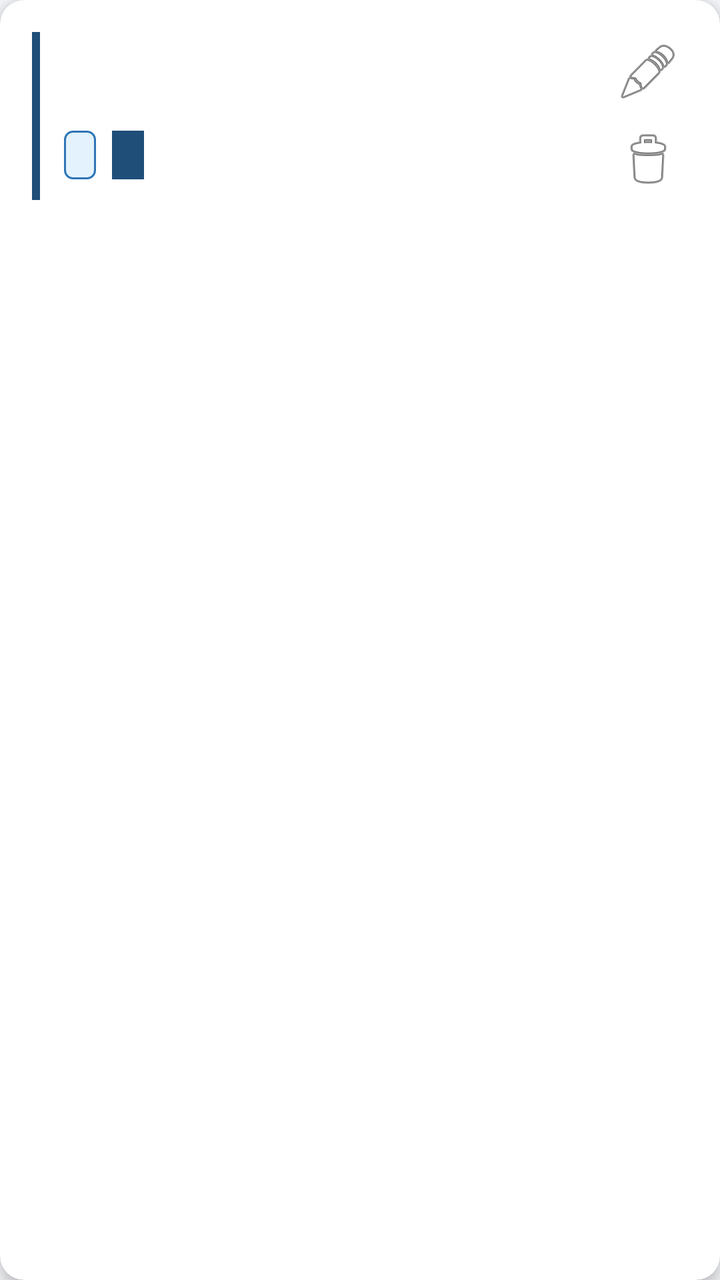
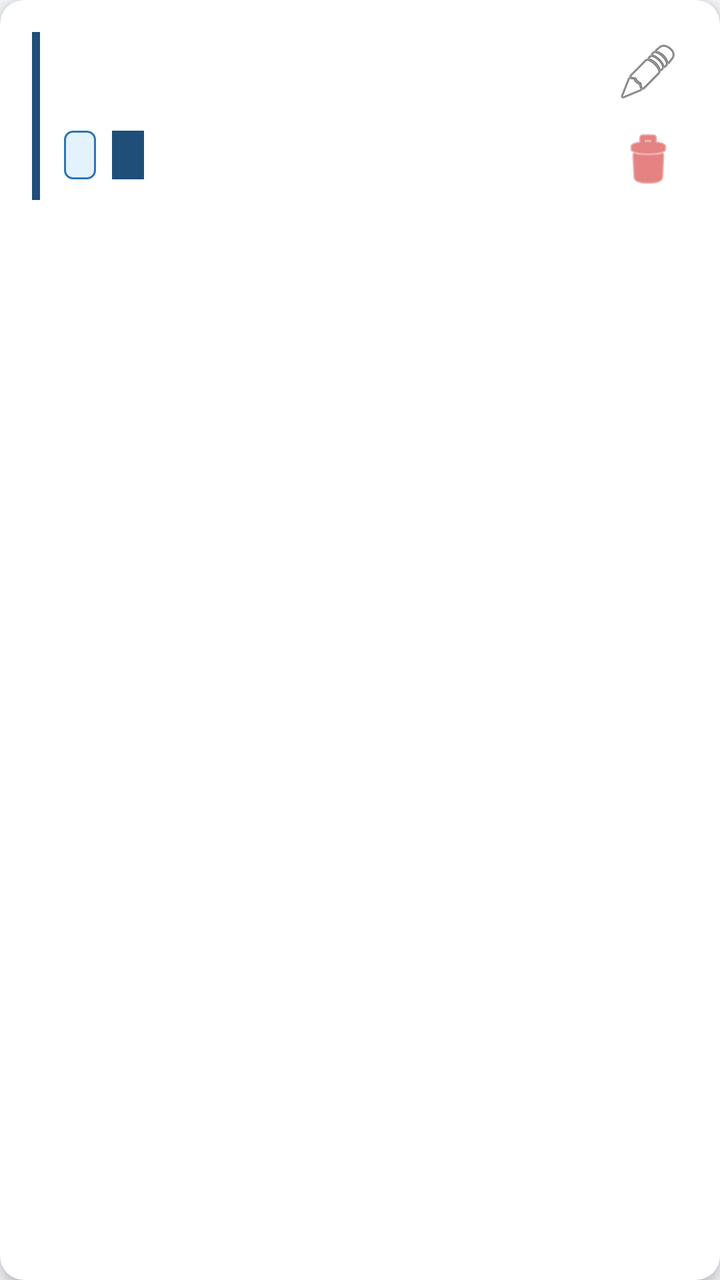

Before-and-after screenshots of an Android layout around one commit, followed by the original layout XML and the change that was made.
<!-- AndroidManifest.xml: application theme Theme.EscapeManager -->
<!-- res/layout/item_room.xml -->
<?xml version="1.0" encoding="utf-8"?>
<com.google.android.material.card.MaterialCardView
    xmlns:android="http://schemas.android.com/apk/res/android"
    xmlns:app="http://schemas.android.com/apk/res-auto"
    android:layout_width="match_parent"
    android:layout_height="wrap_content"
    android:layout_margin="8dp"
    app:cardCornerRadius="12dp"
    app:cardElevation="4dp"
    app:cardBackgroundColor="@color/surface">

    <LinearLayout
        android:layout_width="match_parent"
        android:layout_height="wrap_content"
        android:orientation="horizontal"
        android:padding="16dp">

        
        <View
            android:layout_width="4dp"
            android:layout_height="match_parent"
            android:background="@color/primary"
            android:layout_marginEnd="12dp" />

        <LinearLayout
            android:layout_width="0dp"
            android:layout_height="wrap_content"
            android:layout_weight="1"
            android:orientation="vertical">

            <TextView
                android:id="@+id/tvRoomName"
                android:layout_width="wrap_content"
                android:layout_height="wrap_content"
                android:textSize="16sp"
                android:textStyle="bold"
                android:textColor="@color/text_primary" />

            <TextView
                android:id="@+id/tvRoomTheme"
                android:layout_width="wrap_content"
                android:layout_height="wrap_content"
                android:textSize="13sp"
                android:textColor="@color/text_secondary"
                android:layout_marginTop="2dp" />

            <LinearLayout
                android:layout_width="wrap_content"
                android:layout_height="wrap_content"
                android:orientation="horizontal"
                android:layout_marginTop="8dp">

                <TextView
                    android:id="@+id/tvCapacity"
                    android:layout_width="wrap_content"
                    android:layout_height="wrap_content"
                    android:textSize="12sp"
                    android:textColor="@color/secondary"
                    android:background="@drawable/bg_chip"
                    android:paddingHorizontal="8dp"
                    android:paddingVertical="4dp"
                    android:layout_marginEnd="8dp" />

                <TextView
                    android:id="@+id/tvDifficulty"
                    android:layout_width="wrap_content"
                    android:layout_height="wrap_content"
                    android:textSize="12sp"
                    android:textColor="@color/white"
                    android:background="@color/primary"
                    android:paddingHorizontal="8dp"
                    android:paddingVertical="4dp" />
            </LinearLayout>
        </LinearLayout>

        <LinearLayout
            android:layout_width="wrap_content"
            android:layout_height="wrap_content"
            android:orientation="vertical"
            android:gravity="center">

            <ImageButton
                android:id="@+id/btnEdit"
                android:layout_width="40dp"
                android:layout_height="40dp"
                android:src="@android:drawable/ic_menu_edit"
                android:background="?attr/selectableItemBackgroundBorderless"
                android:layout_marginBottom="4dp" />

            <ImageButton
                android:id="@+id/btnDelete"
                android:layout_width="40dp"
                android:layout_height="40dp"
                android:src="@android:drawable/ic_menu_delete"
                android:background="?attr/selectableItemBackgroundBorderless" />
        </LinearLayout>
    </LinearLayout>
</com.google.android.material.card.MaterialCardView>
<!-- resources referenced by this layout -->
<resources>
  <color name="primary">#1F4E79</color>
  <color name="secondary">#2E75B6</color>
  <color name="surface">#FFFFFF</color>
  <color name="text_primary">#1A1A2E</color>
  <color name="text_secondary">#4A4A6A</color>
  <color name="white">#FFFFFF</color>
  <!-- drawable bg_chip (drawable) -->
  <?xml version="1.0" encoding="utf-8"?>
  <shape xmlns:android="http://schemas.android.com/apk/res/android">
      <solid android:color="#E3F2FD" />
      <corners android:radius="4dp" />
      <stroke android:color="@color/secondary" android:width="1dp" />
  </shape>
  <style name="Theme.EscapeManager" parent="Theme.MaterialComponents.DayNight.NoActionBar">
          <item name="colorPrimary">@color/primary</item>
          <item name="colorPrimaryVariant">@color/primary_dark</item>
          <item name="colorSecondary">@color/secondary</item>
          <item name="colorSurface">@color/surface</item>
          <item name="android:colorBackground">@color/background</item>
          <item name="colorError">@color/error</item>
          <item name="android:windowBackground">@color/background</item>
          <item name="bottomNavigationStyle">@style/Widget.EscapeManager.BottomNav</item>
          <item name="android:textColor">@color/text_primary</item>
          <item name="android:textColorSecondary">@color/text_secondary</item>
          <item name="android:textColorHint">#888888</item>
          <item name="android:editTextColor">@color/text_primary</item>
          <item name="editTextColor">@color/text_primary</item>
          <item name="boxStrokeColor">@color/primary</item>
          <item name="hintTextColor">@color/text_secondary</item>
          <item name="textInputStyle">@style/Widget.EscapeManager.TextInputLayout</item>
      </style>
  <color name="primary_dark">#163A5F</color>
  <color name="background">#F5F7FA</color>
  <color name="error">#D32F2F</color>
  <style name="Widget.EscapeManager.BottomNav" parent="Widget.MaterialComponents.BottomNavigationView">
          <item name="android:background">@color/white</item>
          <item name="itemIconTint">@color/primary</item>
          <item name="itemTextColor">@color/primary</item>
          <item name="labelVisibilityMode">labeled</item>
      </style>
  <style name="Widget.EscapeManager.TextInputLayout" parent="Widget.MaterialComponents.TextInputLayout.OutlinedBox">
          <item name="boxStrokeColor">@color/primary</item>
          <item name="hintTextColor">@color/text_secondary</item>
          <item name="android:textColorHint">@color/text_secondary</item>
      </style>
</resources>

<!-- the commit's change to res/layout/item_room.xml (unified diff, before → after) -->
@@ -15,7 +15,6 @@
         android:orientation="horizontal"
         android:padding="16dp">
 
-        
         <View
             android:layout_width="4dp"
             android:layout_height="match_parent"
@@ -92,7 +91,8 @@
                 android:layout_width="40dp"
                 android:layout_height="40dp"
                 android:src="@android:drawable/ic_menu_delete"
-                android:background="?attr/selectableItemBackgroundBorderless" />
+                android:background="?attr/selectableItemBackgroundBorderless"
+                android:tint="@color/error" />
         </LinearLayout>
     </LinearLayout>
 </com.google.android.material.card.MaterialCardView>
<!-- resource entries referenced after the edit -->
@@ -1,5 +1,6 @@
 <!-- resources referenced by this layout -->
 <resources>
+  <color name="error">#D32F2F</color>
   <color name="primary">#1F4E79</color>
   <color name="secondary">#2E75B6</color>
   <color name="surface">#FFFFFF</color>
@@ -33,7 +34,6 @@
       </style>
   <color name="primary_dark">#163A5F</color>
   <color name="background">#F5F7FA</color>
-  <color name="error">#D32F2F</color>
   <style name="Widget.EscapeManager.BottomNav" parent="Widget.MaterialComponents.BottomNavigationView">
           <item name="android:background">@color/white</item>
           <item name="itemIconTint">@color/primary</item>
